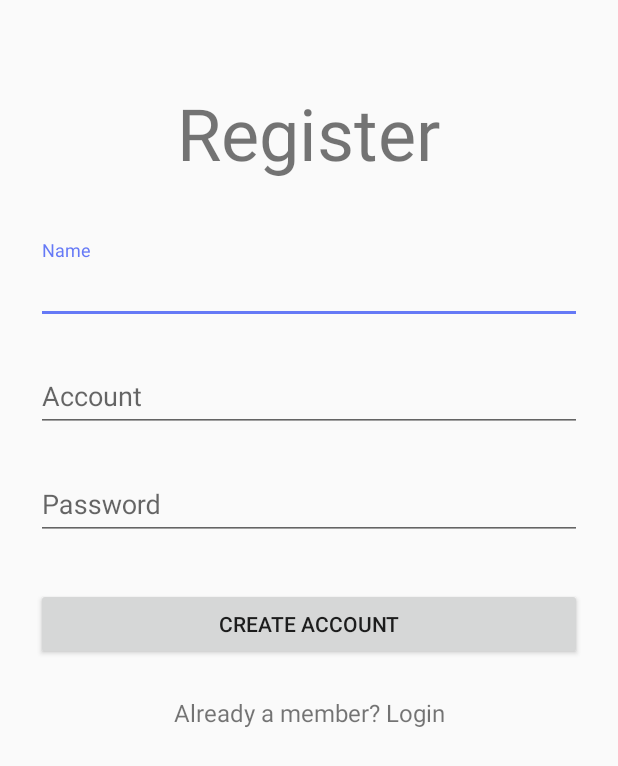
After one commit to NexusLinkTeam/WeNavi, an Android app: the RegisterActivity screen opened directly, with no data from a screen before it, on a phone screen of 412 x 824 dp. The commit adds this screen. Shown: the top 766 px of the screen. Run offline under Robolectric (Android 15) with nearby library versions, the phone set to English and light mode, and no system bars; our stand-ins replace ButterKnife.

Commit message:
登录注册UI框架+MVP更改

```diff
--- a/app/build.gradle
+++ b/app/build.gradle
@@ -32,8 +32,8 @@ dependencies {
     compile 'com.android.support:design:26.0.0-alpha1'
     compile 'com.android.support.constraint:constraint-layout:1.0.2'
     compile 'com.android.support:support-v4:26.+'
-    testCompile 'junit:junit:4.12'
     compile 'de.hdodenhof:circleimageview:2.1.0'
     compile 'com.jakewharton:butterknife:8.8.1'
+    testCompile 'junit:junit:4.12'
     annotationProcessor 'com.jakewharton:butterknife-compiler:8.8.1'
 }
--- /dev/null
+++ b/app/src/main/java/com/nexuslink/wenavi/RegisterActivity.java
@@ -0,0 +1,33 @@
+package com.nexuslink.wenavi;
+
+import android.os.Bundle;
+import android.widget.EditText;
+
+import butterknife.BindView;
+import butterknife.ButterKnife;
+import butterknife.OnClick;
+
+public class RegisterActivity extends BaseActivity {
+
+    @BindView(R.id.editTx_name)
+    EditText NameEditTx;
+
+    @BindView(R.id.editTx_account)
+    EditText accountEditTx;
+
+    @BindView(R.id.editTx_password)
+    EditText pwEditTx;
+
+    @OnClick(R.id.text_login)
+    void onClickLogin(){
+        finish();
+    }
+
+    @Override
+    protected void onCreate(Bundle savedInstanceState) {
+        super.onCreate(savedInstanceState);
+        setContentView(R.layout.activity_register);
+        ButterKnife.bind(this);
+    }
+
+}
--- /dev/null
+++ b/app/src/main/res/layout/activity_register.xml
@@ -0,0 +1,82 @@
+<?xml version="1.0" encoding="utf-8"?>
+<ScrollView
+    xmlns:android="http://schemas.android.com/apk/res/android"
+    android:layout_width="fill_parent"
+    android:layout_height="fill_parent"
+    android:fitsSystemWindows="true">
+
+    <LinearLayout
+        android:orientation="vertical"
+        android:layout_width="match_parent"
+        android:layout_height="wrap_content"
+        android:paddingTop="56dp"
+        android:paddingLeft="24dp"
+        android:paddingRight="24dp">
+
+        <TextView
+            android:textSize="48sp"
+            android:text="Register"
+            android:layout_width="wrap_content"
+            android:layout_height="72dp"
+            android:layout_marginBottom="24dp"
+            android:layout_gravity="center_horizontal" />
+
+        <!--  Name Label -->
+        <android.support.design.widget.TextInputLayout
+            android:layout_width="match_parent"
+            android:layout_height="wrap_content"
+            android:layout_marginTop="8dp"
+            android:layout_marginBottom="8dp">
+            <EditText android:id="@+id/editTx_name"
+                android:layout_width="match_parent"
+                android:layout_height="wrap_content"
+                android:inputType="textCapWords"
+                android:hint="Name" />
+        </android.support.design.widget.TextInputLayout>
+
+        <!-- Account Label -->
+        <android.support.design.widget.TextInputLayout
+            android:layout_width="match_parent"
+            android:layout_height="wrap_content"
+            android:layout_marginTop="8dp"
+            android:layout_marginBottom="8dp">
+            <EditText android:id="@+id/editTx_account"
+                android:layout_width="match_parent"
+                android:layout_height="wrap_content"
+                android:inputType="textEmailAddress"
+                android:hint="Account" />
+        </android.support.design.widget.TextInputLayout>
+
+        <!-- Password Label -->
+        <android.support.design.widget.TextInputLayout
+            android:layout_width="match_parent"
+            android:layout_height="wrap_content"
+            android:layout_marginTop="8dp"
+            android:layout_marginBottom="8dp">
+            <EditText android:id="@+id/editTx_password"
+                android:layout_width="match_parent"
+                android:layout_height="wrap_content"
+                android:inputType="textPassword"
+                android:hint="Password"/>
+        </android.support.design.widget.TextInputLayout>
+
+        <!-- SignUp Button -->
+        <android.support.v7.widget.AppCompatButton
+            android:id="@+id/btn_sign_up"
+            android:layout_width="fill_parent"
+            android:layout_height="wrap_content"
+            android:layout_marginTop="24dp"
+            android:layout_marginBottom="24dp"
+            android:padding="12dp"
+            android:text="Create Account"/>
+
+        <TextView android:id="@+id/text_login"
+            android:layout_width="fill_parent"
+            android:layout_height="wrap_content"
+            android:layout_marginBottom="24dp"
+            android:text="Already a member? Login"
+            android:gravity="center"
+            android:textSize="16dip"/>
+
+    </LinearLayout>
+</ScrollView>
```
Also changed, not shown: app/src/main/AndroidManifest.xml (+42 -36 lines), app/src/main/java/com/nexuslink/wenavi/BaseActivity.java (+18 -0 lines), app/src/main/java/com/nexuslink/wenavi/BasePresenter.java (added, +9 -0 lines), app/src/main/java/com/nexuslink/wenavi/BaseView.java (added, +9 -0 lines), app/src/main/java/com/nexuslink/wenavi/ILoginModel.java (added, +12 -0 lines), app/src/main/java/com/nexuslink/wenavi/LoginActivity.java (added, +75 -0 lines), app/src/main/java/com/nexuslink/wenavi/LoginContract.java (added, +22 -0 lines), app/src/main/java/com/nexuslink/wenavi/LoginModel.java (added, +29 -0 lines), app/src/main/java/com/nexuslink/wenavi/LoginPresenter.java (added, +44 -0 lines), app/src/main/java/com/nexuslink/wenavi/TestCallBack.java (added, +9 -0 lines), app/src/main/res/layout/activity_login.xml (added, +67 -0 lines), 4 other files.
